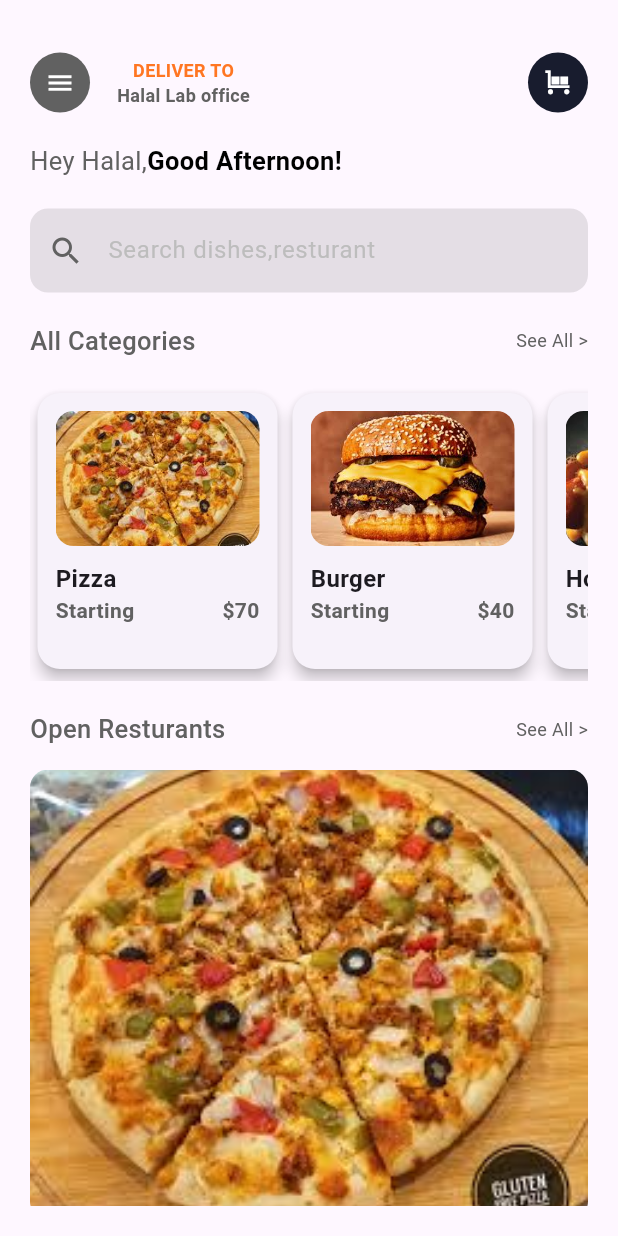
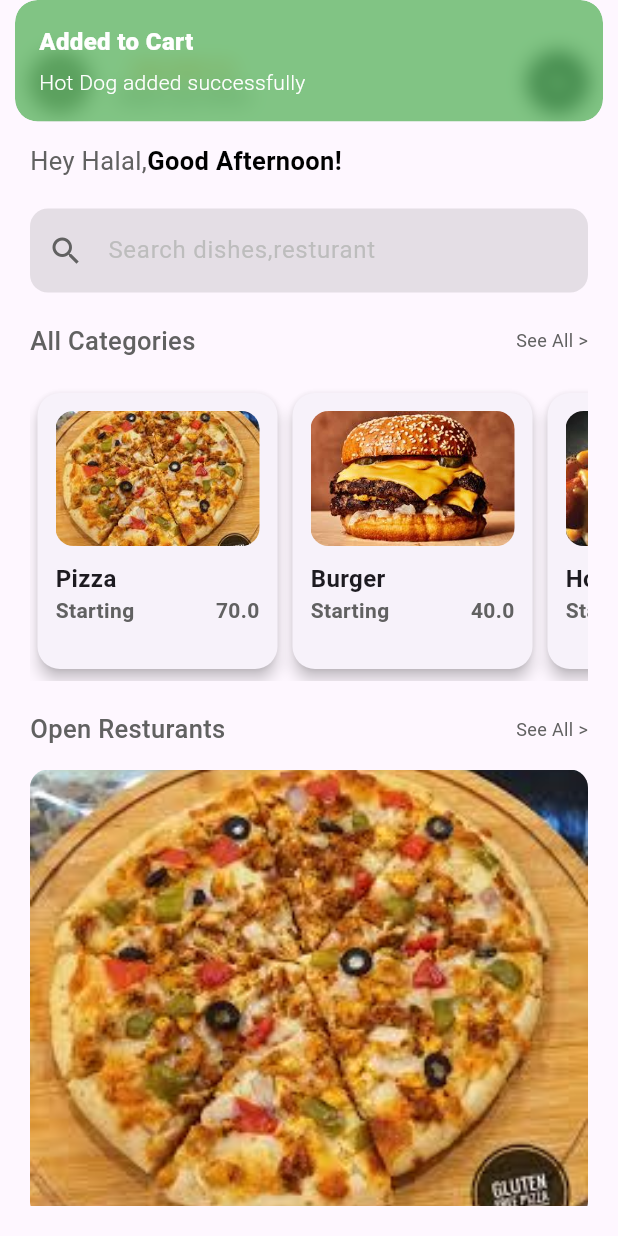
Before and after one commit to Scheeza-Ahmad/FoodDeliveryApp, a Flutter app: the Homescreen screen opened directly, after a tap on "Hot Dog", on a phone screen of 412 x 824 dp. Run offline on Flutter 3.47's test engine with Material 3 defaults, Android fonts, the phone set to English and light mode, and no system bars; our stand-ins replace get.

Commit message:
cart completed

```diff
--- a/lib/controller/cart_controller.dart
+++ b/lib/controller/cart_controller.dart
@@ -13,5 +13,5 @@ class CartController extends GetxController {
   }
 
   double get totalPrice =>
-      cartItems.fold(0, (sum, item) => sum + double.parse(item.price));
+      cartItems.fold(0, (sum, item) => sum + item.price);
 }
--- a/lib/models/homepage_card.dart
+++ b/lib/models/homepage_card.dart
@@ -1,48 +1,24 @@
 class HomepageCard {
   final String image;
   final String name;
-  final String price;
+  final double price;
   HomepageCard({required this.image, required this.name, required this.price});
   static final List<HomepageCard> product = [
-    HomepageCard(
-      image: 'assets/images/pizza.png',
-      name: 'Pizza',
-      price: "\$70",
-    ),
-    HomepageCard(
-      image: 'assets/images/burger.png',
-      name: 'Burger',
-      price: "\$40",
-    ),
-    HomepageCard(
-      image: 'assets/images/hotdog.png',
-      name: 'Hot Dog',
-      price: "\$20",
-    ),
-    HomepageCard(
-      image: 'assets/images/alferado.png',
-      name: 'Pasta',
-      price: '\$19',
-    ),
+    HomepageCard(image: 'assets/images/pizza.png', name: 'Pizza', price: 70),
+    HomepageCard(image: 'assets/images/burger.png', name: 'Burger', price: 40),
+    HomepageCard(image: 'assets/images/hotdog.png', name: 'Hot Dog', price: 20),
+    HomepageCard(image: 'assets/images/alferado.png', name: 'Pasta', price: 19),
     HomepageCard(
       image: 'assets/images/sandwich.png',
       name: 'Sandwich',
-      price: '\$22',
+      price: 22,
     ),
-    HomepageCard(
-      image: 'assets/images/suchi.png',
-      name: 'Suchi',
-      price: '\$22',
-    ),
+    HomepageCard(image: 'assets/images/suchi.png', name: 'Suchi', price: 22),
     HomepageCard(
       image: 'assets/images/pancake.png',
       name: 'PanCake',
-      price: '\$12',
+      price: 12,
     ),
-    HomepageCard(
-      image: 'assets/images/layers.png',
-      name: 'Cake',
-      price: '\$19',
-    ),
+    HomepageCard(image: 'assets/images/layers.png', name: 'Cake', price: 19),
   ];
 }
--- a/lib/screens/Homescreen.dart
+++ b/lib/screens/Homescreen.dart
@@ -1,4 +1,5 @@
 import 'package:flutter/material.dart';
+import 'package:food/controller/cart_controller.dart';
 import 'package:food/models/homepage_card.dart';
 import 'package:food/models/resturant_model.dart';
 import 'package:food/screens/cartscreen.dart';
@@ -15,6 +16,8 @@ class Homescreen extends StatelessWidget {
   @override
   Widget build(BuildContext context) {
     final SearchController = TextEditingController();
+    final CartController cartController = Get.put(CartController());
+
     return SafeArea(
       child: Scaffold(
         body: Padding(
@@ -125,9 +128,16 @@ class Homescreen extends StatelessWidget {
                       HomepageCard item = HomepageCard.product[index];
                       return InkWell(
                         onTap: () {
-                          // Get.to('');
-                          print('Food Card is clicked');
+                          cartController.addToCart(item);
+                          Get.snackbar(
+                            "Added to Cart",
+                            "${item.name} added successfully",
+                            snackPosition: SnackPosition.TOP,
+                            backgroundColor: Colors.green.withOpacity(0.7),
+                            colorText: Colors.white,
+                          );
                         },
+
                         child: Card(
                           elevation: 4,
                           margin: const EdgeInsets.symmetric(
@@ -176,7 +186,7 @@ class Homescreen extends StatelessWidget {
                                     ),
 
                                     Text(
-                                      item.price,
+                                      item.price.toString(),
                                       style: TextStyle(
                                         fontSize: 14,
                                         color: Colors.grey[700],
```
Also changed, not shown: lib/screens/cartscreen.dart (+38 -15 lines).
